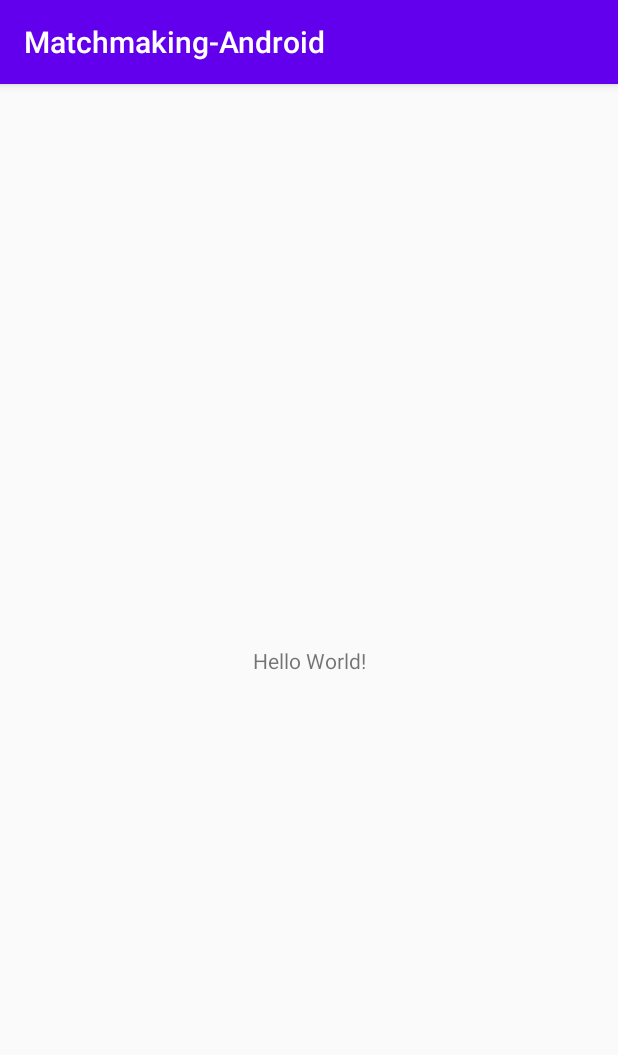
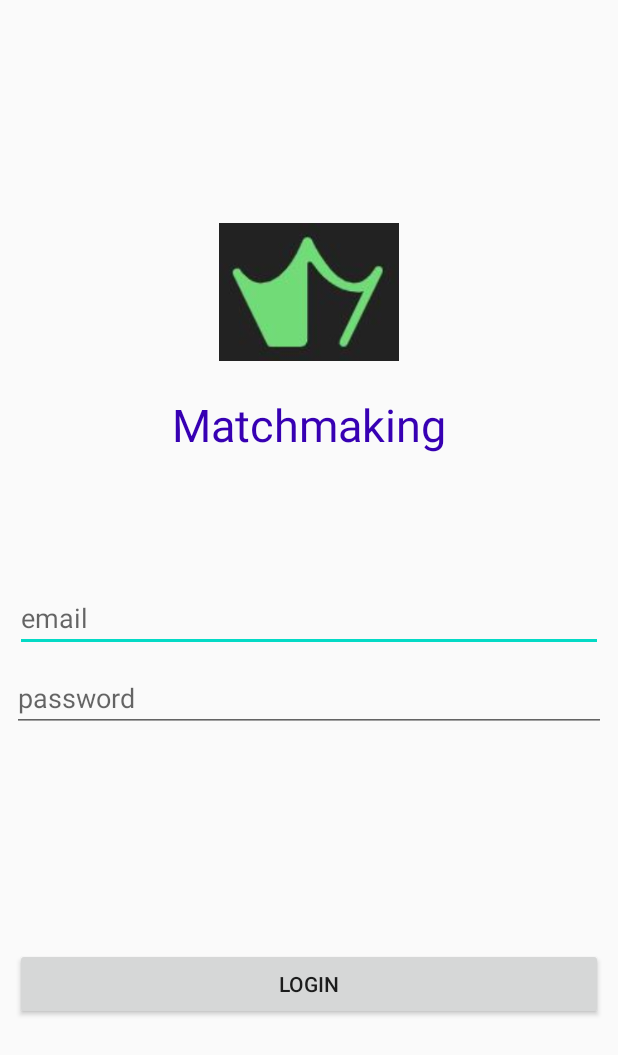
Before and after one commit to IETI-Starsoft/Matchmaking-Android, an Android app: the screen it shows after launch (MainActivity before the commit, LoginActivity after it), on a phone screen of 412 x 824 dp. Shown: the top 1055 px of the screen. Run offline under Robolectric (Android 15) with nearby library versions, the phone set to English and light mode, and no system bars.

Commit message:
:sparkles: New Feature: Login activity
Co-authored-by: cdavidd <cdavidlopez@hotmail.com>

```diff
--- a/app/build.gradle
+++ b/app/build.gradle
@@ -31,4 +31,9 @@ dependencies {
     testImplementation 'junit:junit:4.12'
     androidTestImplementation 'androidx.test.ext:junit:1.1.1'
     androidTestImplementation 'androidx.test.espresso:espresso-core:3.2.0'
+    implementation 'com.google.android.material:material:1.0.0'
+
+    //Retrofit
+    implementation 'com.squareup.retrofit2:retrofit:2.5.0'
+    implementation 'com.squareup.retrofit2:converter-gson:2.5.0'
 }
--- /dev/null
+++ b/app/src/main/java/edu/escuelaing/matchmaking/network/RetrofitNetwork.java
@@ -0,0 +1,23 @@
+package edu.escuelaing.matchmaking.network;
+
+import edu.escuelaing.matchmaking.network.services.AuthService;
+import retrofit2.Retrofit;
+import retrofit2.converter.gson.GsonConverterFactory;
+
+public class RetrofitNetwork {
+
+    private static final String BASE_URL = "http://192.168.1.11:8080/";
+
+    private AuthService authService;
+
+    public RetrofitNetwork() {
+        Retrofit retrofit = new Retrofit.Builder().baseUrl( BASE_URL )
+                .addConverterFactory(GsonConverterFactory.create()).build();
+
+        authService = retrofit.create(AuthService.class);
+    }
+
+    public AuthService getAuthService() {
+        return authService;
+    }
+}
--- /dev/null
+++ b/app/src/main/java/edu/escuelaing/matchmaking/network/services/AuthService.java
@@ -0,0 +1,15 @@
+package edu.escuelaing.matchmaking.network.services;
+
+import edu.escuelaing.matchmaking.network.data.LoginWrapper;
+import edu.escuelaing.matchmaking.network.data.Token;
+import retrofit2.Call;
+import retrofit2.http.Body;
+import retrofit2.http.POST;
+
+public interface AuthService {
+
+    @POST( "users/login" )
+    Call<Token> login(@Body LoginWrapper loginWrapper );
+
+
+}
--- /dev/null
+++ b/app/src/main/java/edu/escuelaing/matchmaking/storage/Storage.java
@@ -0,0 +1,39 @@
+package edu.escuelaing.matchmaking.storage;
+
+import android.content.Context;
+import android.content.SharedPreferences;
+import edu.escuelaing.matchmaking.R;
+import edu.escuelaing.matchmaking.network.data.Token;
+
+public class Storage {
+    private final String TOKEN_KEY = "TOKEN_KEY";
+
+    private final SharedPreferences sharedPreferences;
+
+    public Storage( Context context )
+    {
+        this.sharedPreferences =
+                context.getSharedPreferences( context.getString( R.string.preference_file_key ), Context.MODE_PRIVATE );
+    }
+
+    public String getToken()
+    {
+        return sharedPreferences.getString( TOKEN_KEY, null );
+    }
+
+    public void saveToken( Token token )
+    {
+        sharedPreferences.edit().putString( TOKEN_KEY, token.getAccessToken() ).apply();
+    }
+
+    public boolean containsToken()
+    {
+        return sharedPreferences.contains( TOKEN_KEY );
+    }
+
+    public void clear()
+    {
+        sharedPreferences.edit().remove( TOKEN_KEY ).apply();
+    }
+
+}
--- /dev/null
+++ b/app/src/main/java/edu/escuelaing/matchmaking/ui/activity/LaunchActivity.java
@@ -0,0 +1,29 @@
+package edu.escuelaing.matchmaking.ui.activity;
+
+import android.content.Intent;
+import android.os.Bundle;
+
+import androidx.annotation.Nullable;
+import androidx.appcompat.app.AppCompatActivity;
+
+import edu.escuelaing.matchmaking.storage.Storage;
+
+public class LaunchActivity extends AppCompatActivity {
+
+    @Override
+    protected void onCreate( @Nullable Bundle savedInstanceState )
+    {
+        super.onCreate( savedInstanceState );
+        Storage storage = new Storage( this );
+        if ( storage.containsToken() )
+        {
+            startActivity( new Intent( this, MainActivity.class ) );
+        }
+        else
+        {
+            startActivity( new Intent( this, LoginActivity.class ) );
+        }
+        finish();
+    }
+
+}
--- a/app/src/main/java/edu/escuelaing/matchmaking/MainActivity.java
+++ b/app/src/main/java/edu/escuelaing/matchmaking/ui/activity/MainActivity.java
@@ -1,8 +1,10 @@
-package edu.escuelaing.matchmaking;
+package edu.escuelaing.matchmaking.ui.activity;
 
 import androidx.appcompat.app.AppCompatActivity;
 
 import android.os.Bundle;
+
+import edu.escuelaing.matchmaking.R;
 
 public class MainActivity extends AppCompatActivity {
 
--- /dev/null
+++ b/app/src/main/res/layout/activity_login.xml
@@ -0,0 +1,83 @@
+<?xml version="1.0" encoding="utf-8"?>
+<androidx.constraintlayout.widget.ConstraintLayout
+    xmlns:android="http://schemas.android.com/apk/res/android" android:layout_width="match_parent"
+    xmlns:app="http://schemas.android.com/apk/res-auto"
+    android:layout_height="match_parent">
+
+    <TextView
+        android:id="@+id/textView2"
+        android:layout_width="wrap_content"
+        android:layout_height="wrap_content"
+        android:layout_marginEnd="8dp"
+        android:layout_marginLeft="8dp"
+        android:layout_marginRight="8dp"
+        android:layout_marginStart="8dp"
+        android:layout_marginTop="8dp"
+        android:text="@string/login_title"
+        android:textColor="@color/colorPrimaryDark"
+        android:textSize="30sp"
+        app:layout_constraintEnd_toEndOf="parent"
+        app:layout_constraintStart_toStartOf="parent"
+        app:layout_constraintTop_toBottomOf="@+id/imageView2" />
+
+    <ImageView
+        android:id="@+id/imageView2"
+        android:layout_width="120dp"
+        android:layout_height="120dp"
+        android:layout_marginStart="8dp"
+        android:layout_marginLeft="8dp"
+        android:layout_marginTop="8dp"
+        android:layout_marginEnd="8dp"
+        android:layout_marginRight="8dp"
+        android:layout_marginBottom="8dp"
+        app:layout_constraintBottom_toTopOf="@+id/email"
+        app:layout_constraintEnd_toEndOf="parent"
+        app:layout_constraintStart_toStartOf="parent"
+        app:layout_constraintTop_toTopOf="parent"
+        app:srcCompat="@drawable/crown" />
+
+    <EditText
+        android:id="@+id/email"
+        android:layout_width="match_parent"
+        android:layout_height="wrap_content"
+        android:layout_margin="10dp"
+        android:layout_marginBottom="8dp"
+        android:ems="10"
+        android:hint="@string/email"
+        android:inputType="textPersonName"
+        app:layout_constraintBottom_toBottomOf="parent"
+        app:layout_constraintEnd_toEndOf="parent"
+        app:layout_constraintStart_toStartOf="parent"
+        app:layout_constraintTop_toTopOf="parent" />
+
+    <EditText
+        android:id="@+id/password"
+        android:layout_width="match_parent"
+        android:layout_height="wrap_content"
+        android:layout_marginEnd="8dp"
+        android:layout_marginLeft="8dp"
+        android:layout_marginRight="8dp"
+        android:layout_marginStart="8dp"
+        android:layout_marginTop="8dp"
+        android:ems="10"
+        android:hint="@string/password"
+        android:inputType="textPassword"
+        app:layout_constraintEnd_toEndOf="parent"
+        app:layout_constraintStart_toStartOf="parent"
+        app:layout_constraintTop_toBottomOf="@+id/email" />
+
+    <Button
+        android:id="@+id/button"
+        android:layout_width="match_parent"
+        android:layout_height="wrap_content"
+        android:layout_margin="10dp"
+        android:layout_marginBottom="8dp"
+        android:padding="10dp"
+        android:text="@string/login"
+        app:layout_constraintBottom_toBottomOf="parent"
+        app:layout_constraintEnd_toEndOf="parent"
+        app:layout_constraintStart_toStartOf="parent"
+        android:onClick="onLoginClicked"
+        app:layout_constraintTop_toBottomOf="@+id/password" />
+
+</androidx.constraintlayout.widget.ConstraintLayout>
--- a/app/src/main/res/layout/activity_main.xml
+++ b/app/src/main/res/layout/activity_main.xml
@@ -4,7 +4,7 @@
     xmlns:tools="http://schemas.android.com/tools"
     android:layout_width="match_parent"
     android:layout_height="match_parent"
-    tools:context=".MainActivity">
+    tools:context=".ui.activity.MainActivity">
 
     <TextView
         android:layout_width="wrap_content"
--- a/app/src/main/res/values/colors.xml
+++ b/app/src/main/res/values/colors.xml
@@ -3,4 +3,5 @@
     <color name="colorPrimary">#6200EE</color>
     <color name="colorPrimaryDark">#3700B3</color>
     <color name="colorAccent">#03DAC5</color>
+    <color name="errorSnackbar">#D81B60</color>
 </resources>
--- a/app/src/main/res/values/strings.xml
+++ b/app/src/main/res/values/strings.xml
@@ -1,3 +1,13 @@
 <resources>
     <string name="app_name">Matchmaking-Android</string>
+    <string name="login">Login</string>
+    <string name="email">email</string>
+    <string name="password">password</string>
+    <string name="login_title">Matchmaking</string>
+    <string name="preference_file_key">preferences-file-matchmaking</string>
+    <string name="invalid_email">invalid email</string>
+    <string name="please_enter_a_password">please enter a password</string>
+    <string name="server_error_message">Error connecting to the server. Please try again</string>
+    <string name="title_activity_main">MainActivity</string>
+    <string name="credential_error">Check your credentials</string>
 </resources>
--- a/app/src/main/res/values/styles.xml
+++ b/app/src/main/res/values/styles.xml
@@ -8,4 +8,13 @@
         <item name="colorAccent">@color/colorAccent</item>
     </style>
 
+    <style name="AppTheme.NoActionBar">
+        <item name="windowActionBar">false</item>
+        <item name="windowNoTitle">true</item>
+    </style>
+
+    <style name="AppTheme.AppBarOverlay" parent="ThemeOverlay.AppCompat.Dark.ActionBar" />
+
+    <style name="AppTheme.PopupOverlay" parent="ThemeOverlay.AppCompat.Light" />
+
 </resources>
--- a/build.gradle
+++ b/build.gradle
@@ -8,7 +8,7 @@ buildscript {
 
     }
     dependencies {
-        classpath 'com.android.tools.build:gradle:3.6.1'
+        classpath 'com.android.tools.build:gradle:3.6.3'
 
 
         // NOTE: Do not place your application dependencies here; they belong
```
Also changed, not shown: app/src/main/AndroidManifest.xml (+18 -2 lines), app/src/main/java/edu/escuelaing/matchmaking/network/data/LoginWrapper.java (added, +15 -0 lines), app/src/main/java/edu/escuelaing/matchmaking/network/data/Token.java (added, +21 -0 lines), app/src/main/java/edu/escuelaing/matchmaking/ui/activity/LoginActivity.java (added, +108 -0 lines), app/src/main/java/edu/escuelaing/matchmaking/ui/utils/StringUtils.java (added, +12 -0 lines), app/src/main/res/drawable/crown.JPG (added).
